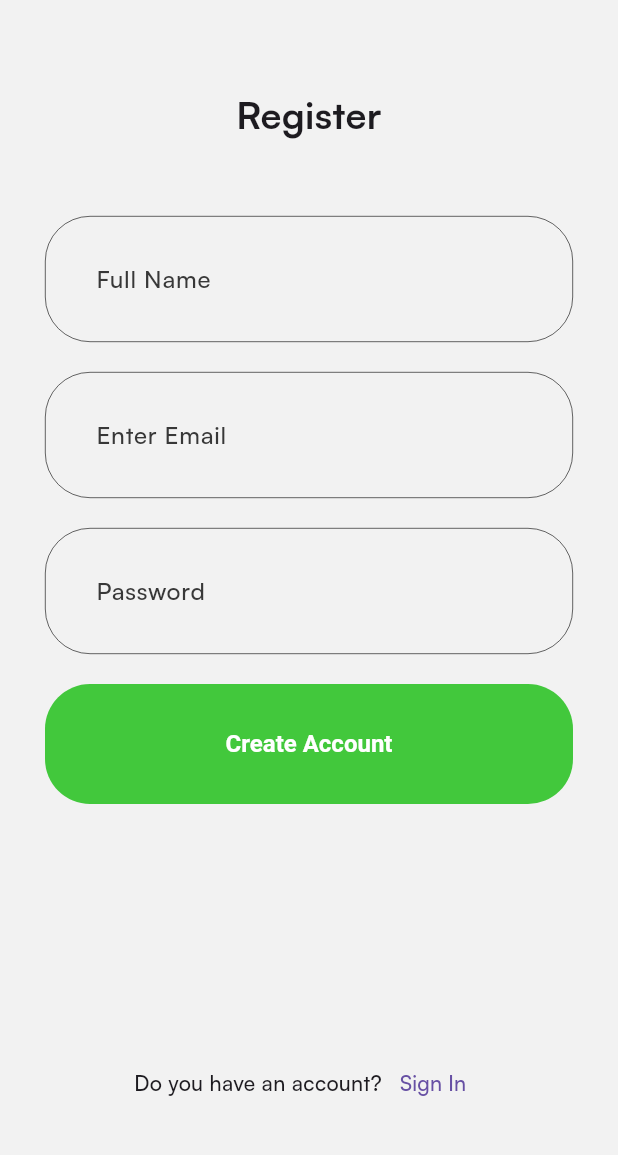
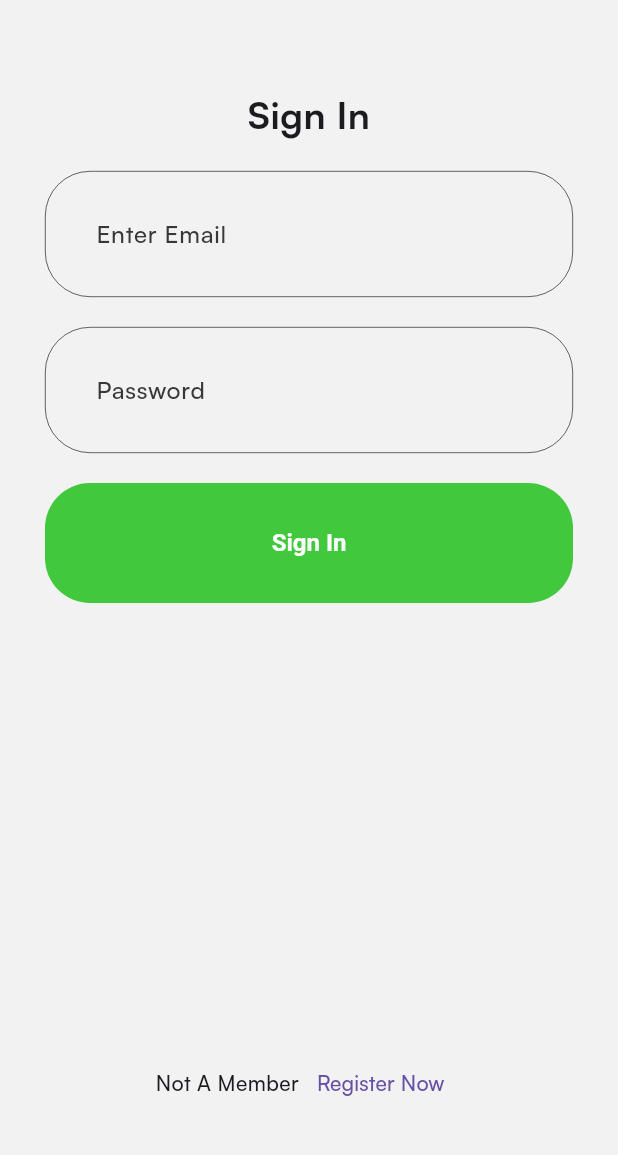
Before and after one commit to NadilGT/spotify-clone, a Flutter app: the SignupPage screen opened directly, after a tap on "Sign In", on a phone screen of 412 x 824 dp, the part 72-1227 px from its top. Run offline on Flutter 3.47's test engine with Material 3 defaults, Android fonts, the phone set to English and light mode, and no system bars; our stand-ins replace flutter_bloc, flutter_svg, hydrated_bloc.

Commit message:
SignIn page UI done

```diff
--- a/lib/presentation/auth/pages/signin.dart
+++ b/lib/presentation/auth/pages/signin.dart
@@ -0,0 +1,79 @@
+import 'package:flutter/material.dart';
+import 'package:flutter_svg/flutter_svg.dart';
+import 'package:spotify/common/widgets/appbar/app_bar.dart';
+import 'package:spotify/common/widgets/button/basic_app_button.dart';
+import 'package:spotify/core/configs/assets/app_vectors.dart';
+import 'package:spotify/presentation/auth/pages/signup.dart';
+
+class SignInPage extends StatelessWidget {
+  const SignInPage({super.key});
+
+  @override
+  Widget build(BuildContext context) {
+    return Scaffold(
+      bottomNavigationBar: _signInText(context),
+      appBar: BasicAppbar(
+        title: SvgPicture.asset(AppVectors.logo, height: 40, width: 40),
+      ),
+      body: Padding(
+        padding: const EdgeInsets.symmetric(horizontal: 30, vertical: 50),
+        child: Column(
+          crossAxisAlignment: CrossAxisAlignment.center,
+          children: [
+            _registerText(),
+            SizedBox(height: 20),
+            _emailField(context),
+            SizedBox(height: 20),
+            _passwordField(context),
+            SizedBox(height: 20),
+            BasicAppButton(onPressed: () {}, title: 'Sign In'),
+          ],
+        ),
+      ),
+    );
+  }
+
+  Widget _registerText() {
+    return const Text(
+      "Sign In",
+      style: TextStyle(fontWeight: FontWeight.bold, fontSize: 25),
+      textAlign: TextAlign.center,
+    );
+  }
+
+  Widget _emailField(BuildContext context) {
+    return TextField(
+      decoration: InputDecoration(
+        hintText: 'Enter Email',
+      ).applyDefaults(Theme.of(context).inputDecorationTheme),
+    );
+  }
+
+  Widget _passwordField(BuildContext context) {
+    return TextField(
+      decoration: InputDecoration(
+        hintText: 'Password',
+      ).applyDefaults(Theme.of(context).inputDecorationTheme),
+    );
+  }
+
+  Widget _signInText(BuildContext context) {
+    return Padding(
+      padding: const EdgeInsets.symmetric(vertical: 30),
+      child: Row(
+        mainAxisAlignment: MainAxisAlignment.center,
+        children: [
+          Text(
+            "Not A Member",
+            style: TextStyle(fontWeight: FontWeight.w500, fontSize: 14),
+          ),
+          TextButton(
+            onPressed: (){
+               Navigator.push(context, MaterialPageRoute(builder: (context) => SignupPage()));
+            },
+            child: Text("Register Now"))
+        ],
+      ),
+    );
+  }
+}
--- a/lib/presentation/auth/pages/signup.dart
+++ b/lib/presentation/auth/pages/signup.dart
@@ -3,6 +3,7 @@ import 'package:flutter_svg/flutter_svg.dart';
 import 'package:spotify/common/widgets/appbar/app_bar.dart';
 import 'package:spotify/common/widgets/button/basic_app_button.dart';
 import 'package:spotify/core/configs/assets/app_vectors.dart';
+import 'package:spotify/presentation/auth/pages/signin.dart';
 
 class SignupPage extends StatelessWidget {
   const SignupPage({super.key});
@@ -77,7 +78,9 @@ class SignupPage extends StatelessWidget {
             style: TextStyle(fontWeight: FontWeight.w500, fontSize: 14),
           ),
           TextButton(
-            onPressed: (){},
+            onPressed: (){
+              Navigator.push(context, MaterialPageRoute(builder: (context) => SignInPage()));
+            },
             child: Text("Sign In"))
         ],
       ),
```
